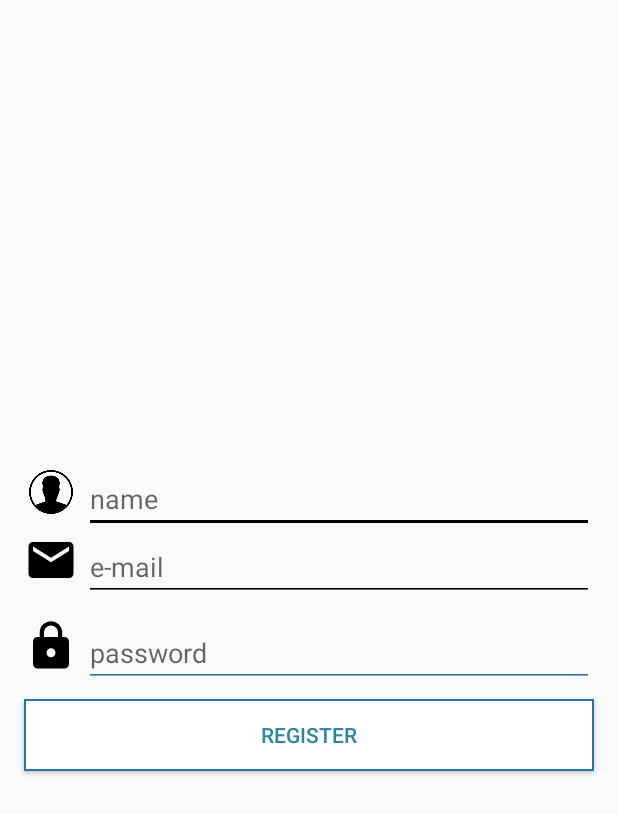
After one commit to Team-Renew/Child-Locator, an Android app: the layout activity_register.xml on its own in the app's theme, with its tools: preview values and no code run, on a phone screen of 412 x 824 dp. The commit adds this screen. Shown: the top 814 px of the screen. Run offline under Robolectric (Android 15) with nearby library versions, the phone set to English and light mode, and no system bars.

```diff
--- a/app/src/main/java/com/childlocator/firebase/ui/register/RegisterScreenComponent.java
+++ /dev/null
@@ -1,4 +0,0 @@
-package com.childlocator.firebase.ui.register;
-
-public class RegisterScreenComponent {
-}
--- a/app/src/main/java/com/childlocator/firebase/ui/register/RegisterScreenContract.java
+++ /dev/null
@@ -1,4 +0,0 @@
-package com.childlocator.firebase.ui.register;
-
-public class RegisterScreenContract {
-}
--- a/app/src/main/java/com/childlocator/firebase/ui/register/RegisterScreenModule.java
+++ /dev/null
@@ -1,4 +0,0 @@
-package com.childlocator.firebase.ui.register;
-
-public class RegisterScreenModule {
-}
--- a/app/src/main/java/com/childlocator/firebase/ui/register/RegisterScreenPresenter.java
+++ /dev/null
@@ -1,4 +0,0 @@
-package com.childlocator.firebase.ui.register;
-
-public class RegisterScreenPresenter {
-}
--- /dev/null
+++ b/app/src/main/res/layout/activity_register.xml
@@ -0,0 +1,110 @@
+<?xml version="1.0" encoding="utf-8"?>
+<RelativeLayout
+    xmlns:android="http://schemas.android.com/apk/res/android"
+    android:id="@+id/activity_register"
+    android:layout_width="match_parent"
+    android:layout_height="match_parent">
+
+    <LinearLayout
+        android:layout_width="match_parent"
+        android:layout_height="match_parent"
+        android:gravity="center">
+
+        <ProgressBar
+            android:id="@+id/pbLoading"
+            android:layout_width="wrap_content"
+            android:layout_height="wrap_content"
+            android:layout_gravity="center"
+            android:visibility="gone"/>
+    </LinearLayout>
+
+    <LinearLayout
+        android:id="@+id/llRegister"
+        android:layout_width="match_parent"
+        android:layout_height="match_parent"
+        android:gravity="center"
+        android:orientation="vertical">
+
+        <RelativeLayout
+            android:layout_width="match_parent"
+            android:layout_height="wrap_content"
+            android:layout_gravity="center"
+            android:layout_marginLeft="16dp"
+            android:layout_marginRight="16dp">
+
+            <ImageView
+                android:id="@+id/icName"
+                android:layout_width="36dp"
+                android:layout_height="36dp"
+                android:src="@drawable/ic_user"/>
+
+            <EditText
+                android:id="@+id/etName"
+                android:layout_width="match_parent"
+                android:layout_height="wrap_content"
+                android:layout_marginLeft="4dp"
+                android:layout_toRightOf="@id/icName"
+                android:backgroundTint="#000000"
+                android:hint="name"/>
+        </RelativeLayout>
+
+        <RelativeLayout
+            android:layout_width="match_parent"
+            android:layout_height="wrap_content"
+            android:layout_gravity="center"
+            android:layout_marginLeft="16dp"
+            android:layout_marginRight="16dp">
+
+            <ImageView
+                android:id="@+id/icEmail"
+                android:layout_width="36dp"
+                android:layout_height="36dp"
+                android:src="@drawable/ic_login_email"/>
+
+            <EditText
+                android:id="@+id/etEmail"
+                android:layout_width="match_parent"
+                android:layout_height="wrap_content"
+                android:layout_marginLeft="4dp"
+                android:layout_toRightOf="@id/icEmail"
+                android:backgroundTint="#000000"
+                android:hint="e-mail"/>
+        </RelativeLayout>
+
+        <RelativeLayout
+            android:layout_width="match_parent"
+            android:layout_height="wrap_content"
+            android:layout_marginLeft="16dp"
+            android:layout_marginRight="16dp"
+            android:layout_marginTop="12dp">
+
+            <ImageView
+                android:id="@+id/icPassword"
+                android:layout_width="36dp"
+                android:layout_height="36dp"
+                android:src="@drawable/ic_login_password"/>
+
+            <EditText
+                android:id="@+id/etPw"
+                android:layout_width="match_parent"
+                android:layout_height="wrap_content"
+                android:layout_marginLeft="4dp"
+                android:layout_toRightOf="@id/icPassword"
+                android:backgroundTint="@color/colorGuest"
+                android:hint="password"
+                android:inputType="textPassword"/>
+        </RelativeLayout>
+
+        <Button
+            android:id="@+id/btnRegister"
+            android:layout_width="match_parent"
+            android:layout_height="48dp"
+            android:layout_marginLeft="16dp"
+            android:layout_marginRight="16dp"
+            android:layout_marginTop="8dp"
+            android:background="@drawable/btn_login"
+            android:text="Register"
+            android:textColor="#2b84a0"/>
+
+    </LinearLayout>
+</RelativeLayout>
```
Also changed, not shown: app/src/main/java/com/childlocator/firebase/ui/register/RegisterActivity.java (+149 -1 lines).
